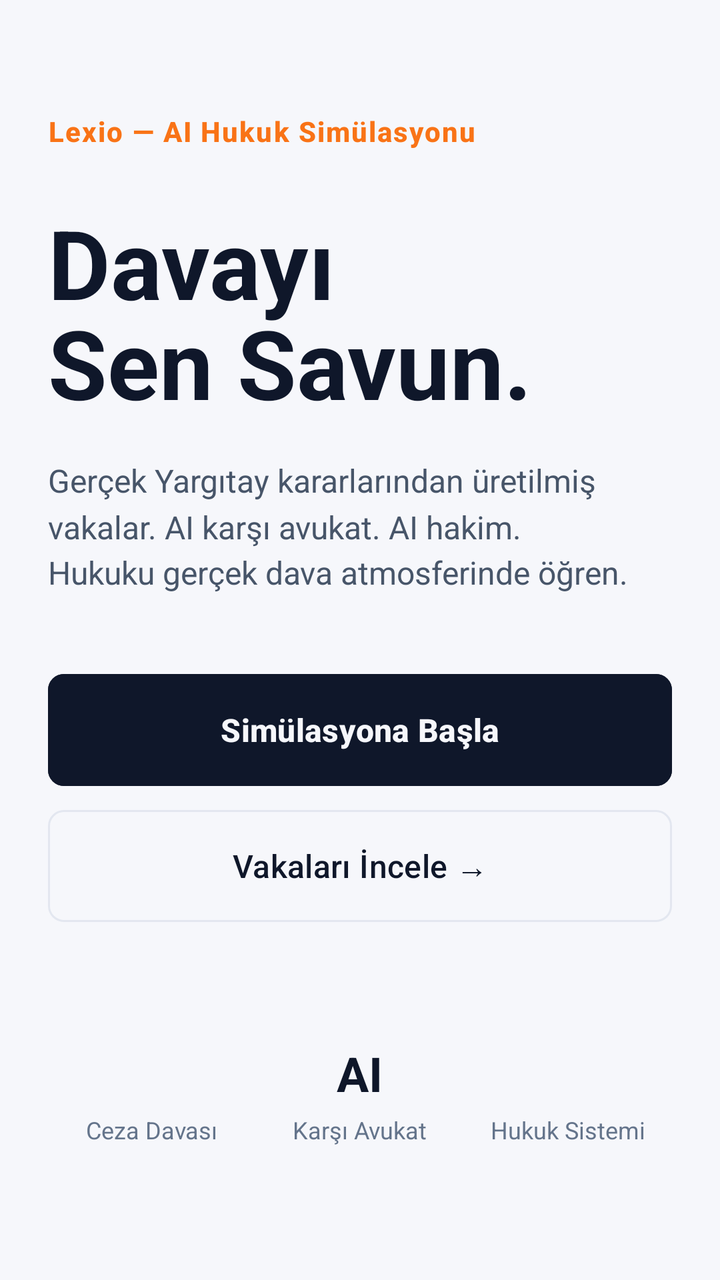
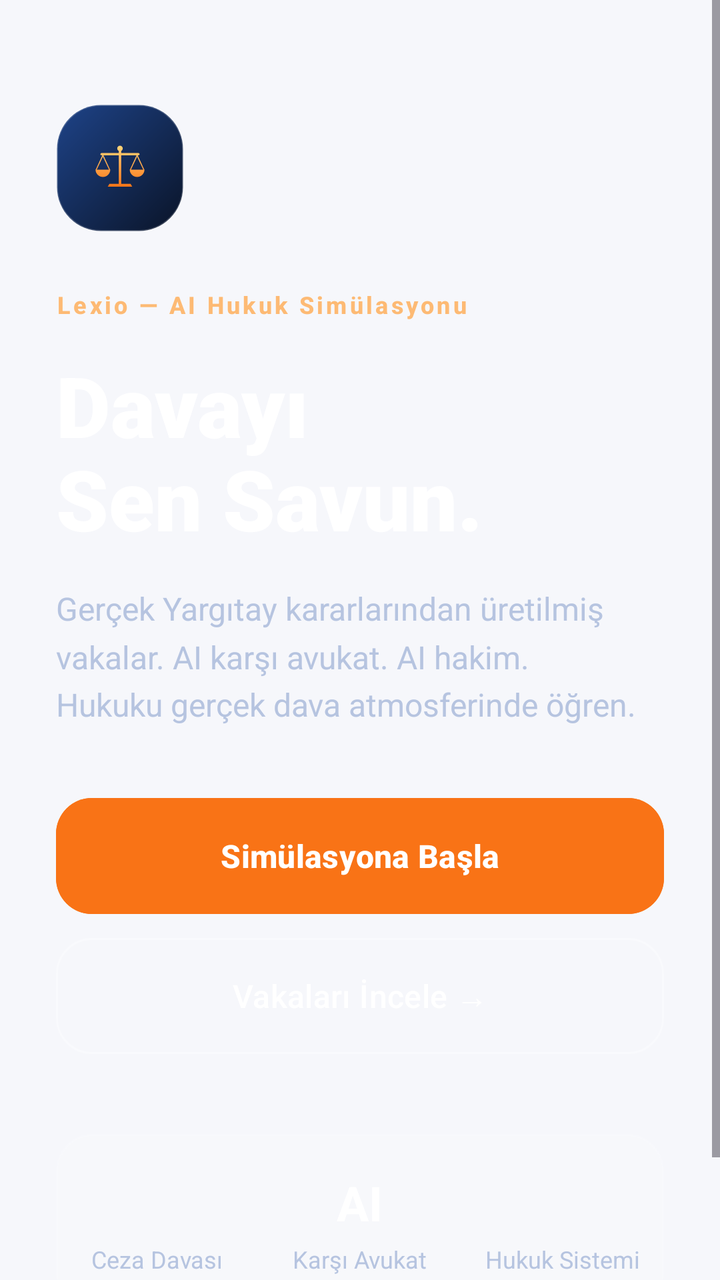

Screens rendered from an Android XML layout before and after an edit, with the pre-edit source and the edit as a unified diff.
<!-- AndroidManifest.xml: application theme Theme.Lexio -->
<!-- res/layout/layout_landing.xml -->
<?xml version="1.0" encoding="utf-8"?>
<ScrollView xmlns:android="http://schemas.android.com/apk/res/android"
    xmlns:app="http://schemas.android.com/apk/res-auto"
    android:layout_width="match_parent"
    android:layout_height="match_parent"
    android:fillViewport="true"
    android:background="@color/bg_dark">

    <androidx.constraintlayout.widget.ConstraintLayout
        android:layout_width="match_parent"
        android:layout_height="wrap_content"
        android:padding="24dp">

        
        <TextView
            android:id="@+id/brandMark"
            android:layout_width="wrap_content"
            android:layout_height="wrap_content"
            android:text="@string/landing_brand_mark"
            android:textColor="@color/accent_primary"
            android:textSize="14sp"
            android:textStyle="bold"
            android:fontFamily="sans-serif-medium"
            android:letterSpacing="0.05"
            android:layout_marginTop="32dp"
            app:layout_constraintTop_toTopOf="parent"
            app:layout_constraintStart_toStartOf="parent" />

        
        <TextView
            android:id="@+id/heroTitle"
            android:layout_width="0dp"
            android:layout_height="wrap_content"
            android:text="@string/landing_title"
            android:textColor="@color/text_primary"
            android:textSize="48sp"
            android:textStyle="bold"
            android:lineSpacingMultiplier="0.9"
            android:layout_marginTop="24dp"
            app:layout_constraintTop_toBottomOf="@id/brandMark"
            app:layout_constraintStart_toStartOf="parent"
            app:layout_constraintEnd_toEndOf="parent" />

        
        <TextView
            android:id="@+id/subtitle"
            android:layout_width="0dp"
            android:layout_height="wrap_content"
            android:text="@string/landing_subtitle"
            android:textColor="@color/text_secondary"
            android:textSize="16sp"
            android:lineSpacingMultiplier="1.2"
            android:layout_marginTop="16dp"
            app:layout_constraintTop_toBottomOf="@id/heroTitle"
            app:layout_constraintStart_toStartOf="parent"
            app:layout_constraintEnd_toEndOf="parent" />

        
        <LinearLayout
            android:id="@+id/ctaGroup"
            android:layout_width="match_parent"
            android:layout_height="wrap_content"
            android:orientation="vertical"
            android:layout_marginTop="40dp"
            app:layout_constraintTop_toBottomOf="@id/subtitle"
            app:layout_constraintStart_toStartOf="parent">

            <Button
                android:id="@+id/btnStart"
                android:layout_width="match_parent"
                android:layout_height="56dp"
                android:text="@string/btn_start_simulation"
                android:textColor="@color/bg_dark"
                android:textStyle="bold"
                android:textSize="16sp"
                android:backgroundTint="@color/text_primary"
                android:insetTop="0dp"
                android:insetBottom="0dp"
                app:cornerRadius="8dp" />

            <Button
                android:id="@+id/btnBrowse"
                android:layout_width="match_parent"
                android:layout_height="56dp"
                android:layout_marginTop="12dp"
                android:text="@string/btn_browse_cases"
                android:textColor="@color/text_primary"
                android:textSize="16sp"
                android:backgroundTint="@color/transparent"
                app:strokeColor="@color/card_border"
                app:strokeWidth="1dp"
                android:insetTop="0dp"
                android:insetBottom="0dp"
                app:cornerRadius="8dp" />
        </LinearLayout>

        
        <LinearLayout
            android:layout_width="match_parent"
            android:layout_height="wrap_content"
            android:orientation="horizontal"
            android:layout_marginTop="48dp"
            android:weightSum="3"
            app:layout_constraintTop_toBottomOf="@id/ctaGroup"
            app:layout_constraintStart_toStartOf="parent"
            app:layout_constraintBottom_toBottomOf="parent"
            android:layout_marginBottom="32dp">

            
            <LinearLayout
                android:layout_width="0dp"
                android:layout_height="wrap_content"
                android:layout_weight="1"
                android:orientation="vertical"
                android:gravity="center">

                <TextView
                    android:id="@+id/tvStatCasesCount"
                    android:layout_width="wrap_content"
                    android:layout_height="wrap_content"
                    android:textColor="@color/text_primary"
                    android:textSize="24sp"
                    android:textStyle="bold" />

                <TextView
                    android:layout_width="wrap_content"
                    android:layout_height="wrap_content"
                    android:text="@string/landing_stat_cases_label"
                    android:textColor="@color/text_muted"
                    android:textSize="12sp"
                    android:layout_marginTop="4dp" />
            </LinearLayout>

            
            <LinearLayout
                android:layout_width="0dp"
                android:layout_height="wrap_content"
                android:layout_weight="1"
                android:orientation="vertical"
                android:gravity="center">

                <TextView
                    android:layout_width="wrap_content"
                    android:layout_height="wrap_content"
                    android:text="@string/landing_stat_ai_value"
                    android:textColor="@color/text_primary"
                    android:textSize="24sp"
                    android:textStyle="bold" />

                <TextView
                    android:layout_width="wrap_content"
                    android:layout_height="wrap_content"
                    android:text="@string/landing_stat_ai_label"
                    android:textColor="@color/text_muted"
                    android:textSize="12sp"
                    android:layout_marginTop="4dp" />
            </LinearLayout>

            
            <LinearLayout
                android:layout_width="0dp"
                android:layout_height="wrap_content"
                android:layout_weight="1"
                android:orientation="vertical"
                android:gravity="center">

                <TextView
                    android:id="@+id/tvStatJurisdictionCount"
                    android:layout_width="wrap_content"
                    android:layout_height="wrap_content"
                    android:textColor="@color/text_primary"
                    android:textSize="24sp"
                    android:textStyle="bold" />

                <TextView
                    android:layout_width="wrap_content"
                    android:layout_height="wrap_content"
                    android:text="@string/landing_stat_jurisdiction_label"
                    android:textColor="@color/text_muted"
                    android:textSize="12sp"
                    android:layout_marginTop="4dp" />
            </LinearLayout>
        </LinearLayout>

    </androidx.constraintlayout.widget.ConstraintLayout>
</ScrollView>
<!-- resources referenced by this layout -->
<resources>
  <color name="accent_primary">#f97316</color>
  <color name="bg_dark">#F6F7FB</color>
  <color name="card_border">#E3E7F0</color>
  <color name="text_muted">#64748B</color>
  <color name="text_primary">#0F172A</color>
  <color name="text_secondary">#475569</color>
  <color name="transparent">#00000000</color>
  <string name="btn_browse_cases">Vakaları İncele →</string>
  <string name="btn_start_simulation">Simülasyona Başla</string>
  <string name="landing_brand_mark">Lexio — AI Hukuk Simülasyonu</string>
  <string name="landing_stat_ai_label">Karşı Avukat</string>
  <string name="landing_stat_ai_value">AI</string>
  <string name="landing_stat_cases_label">Ceza Davası</string>
  <string name="landing_stat_jurisdiction_label">Hukuk Sistemi</string>
  <string name="landing_subtitle">Gerçek Yargıtay kararlarından üretilmiş vakalar. AI karşı avukat. AI hakim.\nHukuku gerçek dava atmosferinde öğren.</string>
  <string name="landing_title">Davayı\nSen Savun.</string>
  <style name="Theme.Lexio" parent="Theme.Material3.DayNight.NoActionBar">
          <item name="android:windowBackground">@color/bg_dark</item>
          <item name="android:statusBarColor">@color/bg_dark</item>
          <item name="android:navigationBarColor">@color/bg_dark</item>
          <item name="android:windowLightStatusBar">true</item>
          <item name="android:windowLightNavigationBar">true</item>
          <item name="colorPrimary">@color/accent_primary</item>
          <item name="colorSecondary">@color/accent_secondary</item>
      </style>
  <color name="accent_secondary">#ea580c</color>
</resources>

<!-- the commit's change to res/layout/layout_landing.xml (unified diff, before → after) -->
@@ -3,184 +3,174 @@
     xmlns:app="http://schemas.android.com/apk/res-auto"
     android:layout_width="match_parent"
     android:layout_height="match_parent"
-    android:fillViewport="true"
-    android:background="@color/bg_dark">
+    android:fillViewport="true">
 
-    <androidx.constraintlayout.widget.ConstraintLayout
+    <LinearLayout
         android:layout_width="match_parent"
         android:layout_height="wrap_content"
-        android:padding="24dp">
+        android:orientation="vertical"
+        android:padding="28dp">
 
-        
+        <ImageView
+            android:layout_width="64dp"
+            android:layout_height="64dp"
+            android:layout_marginTop="24dp"
+            android:background="@drawable/bg_logo_tile"
+            android:importantForAccessibility="no"
+            android:padding="10dp"
+            android:src="@drawable/ic_launcher_foreground"
+            android:scaleType="fitCenter" />
+
         <TextView
             android:id="@+id/brandMark"
             android:layout_width="wrap_content"
             android:layout_height="wrap_content"
+            android:layout_marginTop="28dp"
+            android:fontFamily="sans-serif-medium"
+            android:letterSpacing="0.12"
             android:text="@string/landing_brand_mark"
-            android:textColor="@color/accent_primary"
-            android:textSize="14sp"
-            android:textStyle="bold"
-            android:fontFamily="sans-serif-medium"
-            android:letterSpacing="0.05"
-            android:layout_marginTop="32dp"
-            app:layout_constraintTop_toTopOf="parent"
-            app:layout_constraintStart_toStartOf="parent" />
+            android:textColor="#FDBA74"
+            android:textSize="12sp"
+            android:textStyle="bold" />
 
-        
         <TextView
             android:id="@+id/heroTitle"
-            android:layout_width="0dp"
+            android:layout_width="match_parent"
             android:layout_height="wrap_content"
+            android:layout_marginTop="14dp"
+            android:fontFamily="sans-serif-black"
+            android:lineSpacingMultiplier="0.95"
             android:text="@string/landing_title"
-            android:textColor="@color/text_primary"
-            android:textSize="48sp"
-            android:textStyle="bold"
-            android:lineSpacingMultiplier="0.9"
-            android:layout_marginTop="24dp"
-            app:layout_constraintTop_toBottomOf="@id/brandMark"
-            app:layout_constraintStart_toStartOf="parent"
-            app:layout_constraintEnd_toEndOf="parent" />
+            android:textColor="@color/white"
+            android:textSize="42sp" />
 
-        
         <TextView
             android:id="@+id/subtitle"
-            android:layout_width="0dp"
+            android:layout_width="match_parent"
             android:layout_height="wrap_content"
+            android:layout_marginTop="16dp"
+            android:lineSpacingMultiplier="1.25"
             android:text="@string/landing_subtitle"
-            android:textColor="@color/text_secondary"
-            android:textSize="16sp"
-            android:lineSpacingMultiplier="1.2"
-            android:layout_marginTop="16dp"
-            app:layout_constraintTop_toBottomOf="@id/heroTitle"
-            app:layout_constraintStart_toStartOf="parent"
-            app:layout_constraintEnd_toEndOf="parent" />
+            android:textColor="#B6C4E0"
+            android:textSize="16sp" />
 
-        
         <LinearLayout
             android:id="@+id/ctaGroup"
             android:layout_width="match_parent"
             android:layout_height="wrap_content"
-            android:orientation="vertical"
-            android:layout_marginTop="40dp"
-            app:layout_constraintTop_toBottomOf="@id/subtitle"
-            app:layout_constraintStart_toStartOf="parent">
+            android:layout_marginTop="36dp"
+            android:orientation="vertical">
 
             <Button
                 android:id="@+id/btnStart"
                 android:layout_width="match_parent"
-                android:layout_height="56dp"
-                android:text="@string/btn_start_simulation"
-                android:textColor="@color/bg_dark"
-                android:textStyle="bold"
-                android:textSize="16sp"
-                android:backgroundTint="@color/text_primary"
+                android:layout_height="58dp"
+                android:backgroundTint="@color/accent_primary"
                 android:insetTop="0dp"
                 android:insetBottom="0dp"
-                app:cornerRadius="8dp" />
+                android:text="@string/btn_start_simulation"
+                android:textColor="@color/white"
+                android:textSize="16sp"
+                android:textStyle="bold"
+                app:cornerRadius="18dp" />
 
             <Button
                 android:id="@+id/btnBrowse"
                 android:layout_width="match_parent"
-                android:layout_height="56dp"
+                android:layout_height="58dp"
                 android:layout_marginTop="12dp"
-                android:text="@string/btn_browse_cases"
-                android:textColor="@color/text_primary"
-                android:textSize="16sp"
                 android:backgroundTint="@color/transparent"
-                app:strokeColor="@color/card_border"
-                app:strokeWidth="1dp"
                 android:insetTop="0dp"
                 android:insetBottom="0dp"
-                app:cornerRadius="8dp" />
+                android:text="@string/btn_browse_cases"
+                android:textColor="@color/white"
+                android:textSize="16sp"
+                app:cornerRadius="18dp"
+                app:strokeColor="#55FFFFFF"
+                app:strokeWidth="1dp" />
         </LinearLayout>
 
-        
         <LinearLayout
             android:layout_width="match_parent"
             android:layout_height="wrap_content"
+            android:layout_marginTop="40dp"
+            android:layout_marginBottom="24dp"
+            android:background="@drawable/bg_glass"
             android:orientation="horizontal"
-            android:layout_marginTop="48dp"
-            android:weightSum="3"
-            app:layout_constraintTop_toBottomOf="@id/ctaGroup"
-            app:layout_constraintStart_toStartOf="parent"
-            app:layout_constraintBottom_toBottomOf="parent"
-            android:layout_marginBottom="32dp">
+            android:paddingVertical="18dp"
+            android:weightSum="3">
 
-            
             <LinearLayout
                 android:layout_width="0dp"
                 android:layout_height="wrap_content"
                 android:layout_weight="1"
-                android:orientation="vertical"
-                android:gravity="center">
+                android:gravity="center"
+                android:orientation="vertical">
 
                 <TextView
                     android:id="@+id/tvStatCasesCount"
                     android:layout_width="wrap_content"
                     android:layout_height="wrap_content"
-                    android:textColor="@color/text_primary"
+                    android:textColor="@color/white"
                     android:textSize="24sp"
                     android:textStyle="bold" />
 
                 <TextView
                     android:layout_width="wrap_content"
                     android:layout_height="wrap_content"
+                    android:layout_marginTop="4dp"
                     android:text="@string/landing_stat_cases_label"
-                    android:textColor="@color/text_muted"
-                    android:textSize="12sp"
-                    android:layout_marginTop="4dp" />
+                    android:textColor="#B6C4E0"
+                    android:textSize="12sp" />
             </LinearLayout>
 
-            
             <LinearLayout
                 android:layout_width="0dp"
                 android:layout_height="wrap_content"
                 android:layout_weight="1"
-                android:orientation="vertical"
-                android:gravity="center">
+                android:gravity="center"
+                android:orientation="vertical">
 
                 <TextView
                     android:layout_width="wrap_content"
                     android:layout_height="wrap_content"
                     android:text="@string/landing_stat_ai_value"
-                    android:textColor="@color/text_primary"
+                    android:textColor="@color/white"
                     android:textSize="24sp"
                     android:textStyle="bold" />
 
                 <TextView
                     android:layout_width="wrap_content"
                     android:layout_height="wrap_content"
+                    android:layout_marginTop="4dp"
                     android:text="@string/landing_stat_ai_label"
-                    android:textColor="@color/text_muted"
-                    android:textSize="12sp"
-                    android:layout_marginTop="4dp" />
+                    android:textColor="#B6C4E0"
+                    android:textSize="12sp" />
             </LinearLayout>
 
-            
             <LinearLayout
                 android:layout_width="0dp"
                 android:layout_height="wrap_content"
                 android:layout_weight="1"
-                android:orientation="vertical"
-                android:gravity="center">
+                android:gravity="center"
+                android:orientation="vertical">
 
                 <TextView
                     android:id="@+id/tvStatJurisdictionCount"
                     android:layout_width="wrap_content"
                     android:layout_height="wrap_content"
-                    android:textColor="@color/text_primary"
+                    android:textColor="@color/white"
                     android:textSize="24sp"
                     android:textStyle="bold" />
 
                 <TextView
                     android:layout_width="wrap_content"
                     android:layout_height="wrap_content"
+                    android:layout_marginTop="4dp"
                     android:text="@string/landing_stat_jurisdiction_label"
-                    android:textColor="@color/text_muted"
-                    android:textSize="12sp"
-                    android:layout_marginTop="4dp" />
+                    android:textColor="#B6C4E0"
+                    android:textSize="12sp" />
             </LinearLayout>
         </LinearLayout>
-
-    </androidx.constraintlayout.widget.ConstraintLayout>
+    </LinearLayout>
 </ScrollView>
<!-- resource entries referenced after the edit -->
@@ -2,11 +2,27 @@
 <resources>
   <color name="accent_primary">#f97316</color>
   <color name="bg_dark">#F6F7FB</color>
-  <color name="card_border">#E3E7F0</color>
-  <color name="text_muted">#64748B</color>
-  <color name="text_primary">#0F172A</color>
-  <color name="text_secondary">#475569</color>
   <color name="transparent">#00000000</color>
+  <color name="white">#ffffff</color>
+  <!-- drawable bg_glass (drawable) -->
+  <?xml version="1.0" encoding="utf-8"?>
+  <shape xmlns:android="http://schemas.android.com/apk/res/android" android:shape="rectangle">
+      <solid android:color="#14FFFFFF" />
+      <stroke android:width="1dp" android:color="#26FFFFFF" />
+      <corners android:radius="18dp" />
+  </shape>
+  <!-- drawable bg_logo_tile (drawable) -->
+  <?xml version="1.0" encoding="utf-8"?>
+  <layer-list xmlns:android="http://schemas.android.com/apk/res/android">
+      <item>
+          <shape android:shape="rectangle">
+              <gradient android:angle="315" android:startColor="#1E4388" android:endColor="#0A1428" />
+              <stroke android:width="1dp" android:color="#33FFFFFF" />
+              <corners android:radius="22dp" />
+          </shape>
+      </item>
+  </layer-list>
+  <!-- drawable ic_launcher_foreground: vector/xml drawable (drawable, 3462 chars, omitted) -->
   <string name="btn_browse_cases">Vakaları İncele →</string>
   <string name="btn_start_simulation">Simülasyona Başla</string>
   <string name="landing_brand_mark">Lexio — AI Hukuk Simülasyonu</string>
